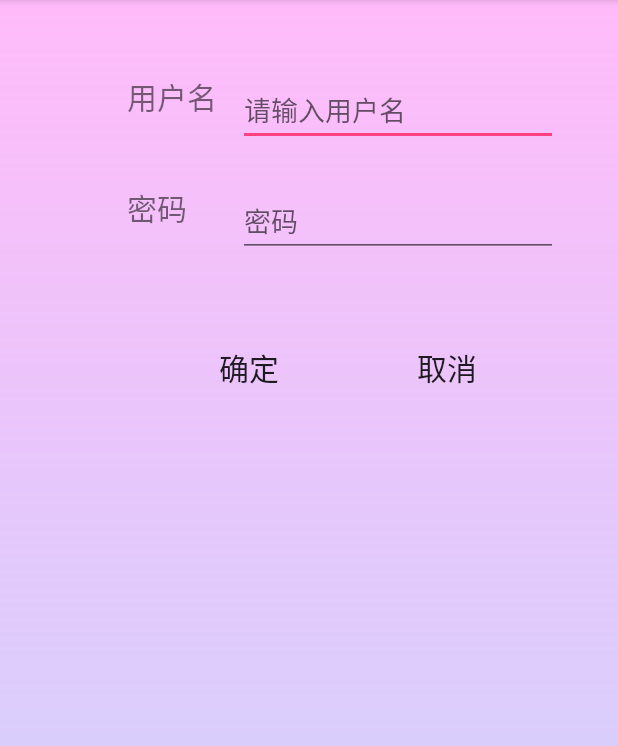
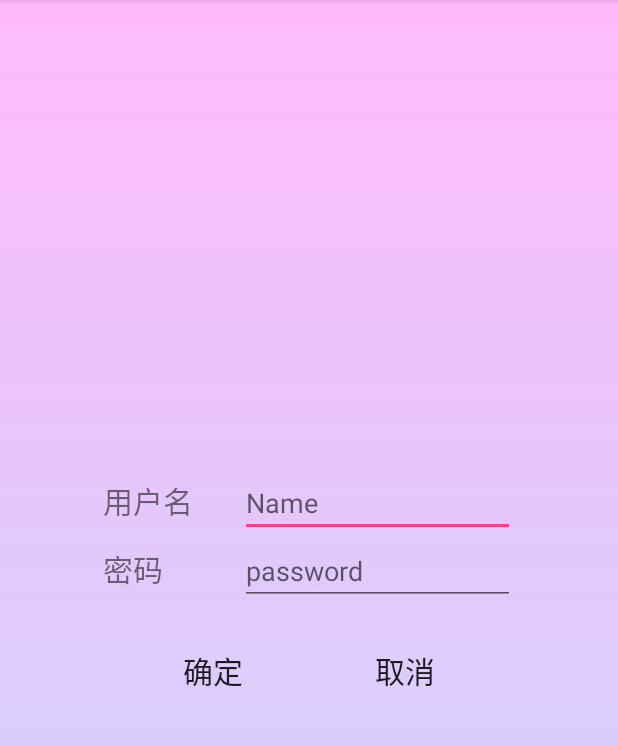
Before and after one commit to liangzihong/ShareYourWrongTitle, an Android app: the SignupActivity screen opened directly, with no data from a screen before it, on a phone screen of 412 x 824 dp, the part 60-806 px from its top. Run offline under Robolectric (Android 15) with nearby library versions, the phone set to English and light mode, and no system bars.

Commit message:
ui_v2_final

```diff
--- a/app/src/main/res/drawable/like_selector.xml
+++ b/app/src/main/res/drawable/like_selector.xml
@@ -1,5 +1,5 @@
 <?xml version="1.0" encoding="utf-8"?>
 <selector xmlns:android="http://schemas.android.com/apk/res/android">
-    <item android:drawable="@drawable/unlike" android:state_pressed="false"/>
-    <item android:drawable="@drawable/like" android:state_pressed="true"/>
+    <item android:drawable="@drawable/unlike" android:state_checked="false"/>
+    <item android:drawable="@drawable/like" android:state_checked="true"/>
 </selector>
--- a/app/src/main/res/drawable/star_selector.xml
+++ b/app/src/main/res/drawable/star_selector.xml
@@ -1,5 +1,5 @@
 <?xml version="1.0" encoding="utf-8"?>
 <selector xmlns:android="http://schemas.android.com/apk/res/android">
-    <item android:drawable="@drawable/unstar" android:state_pressed="false"/>
-    <item android:drawable="@drawable/star" android:state_pressed="true"/>
+    <item android:drawable="@drawable/unstar" android:state_checked="false"/>
+    <item android:drawable="@drawable/star" android:state_checked="true"/>
 </selector>
--- a/app/src/main/res/layout/signup_layout.xml
+++ b/app/src/main/res/layout/signup_layout.xml
@@ -1,84 +1,149 @@
 <?xml version="1.0" encoding="utf-8"?>
-<RelativeLayout xmlns:android="http://schemas.android.com/apk/res/android"
+<LinearLayout xmlns:android="http://schemas.android.com/apk/res/android"
 android:layout_width="match_parent"
 android:layout_height="match_parent"
-    android:background="@drawable/background_color">
+android:background="@drawable/background_color"
+android:orientation="vertical"
+android:gravity="center">
+
+
+<LinearLayout
+    android:layout_width="match_parent"
+    android:layout_height="wrap_content"
+    android:orientation="vertical">
+
+    <LinearLayout
+        android:layout_width="match_parent"
+        android:layout_height="wrap_content"
+        android:gravity="center_horizontal"
+        android:orientation="horizontal">
+
+        <Space
+            android:layout_width="0dp"
+            android:layout_height="match_parent"
+            android:layout_weight="1" />
+
+
+        <LinearLayout
+            android:layout_width="0dp"
+            android:layout_height="match_parent"
+            android:layout_weight="4">
+
+            <TextView
+                android:id="@+id/textView3"
+                android:layout_width="0dp"
+                android:layout_height="wrap_content"
+                android:layout_weight="1"
+                android:text="用户名"
+                android:textSize="20sp" />
 
             <EditText
                 android:id="@+id/signup_inputUser_editText"
-        android:layout_width="wrap_content"
+                android:layout_width="0dp"
                 android:layout_height="wrap_content"
-        android:layout_marginTop="49dp"
-        android:ems="10"
-        android:inputType="textPersonName"
-        android:hint="请输入用户名"
-        android:layout_alignParentTop="true"
-        android:layout_alignParentRight="true"
-        android:layout_alignParentEnd="true"
-        android:layout_marginRight="40dp"
-        android:layout_marginEnd="40dp" />
+                android:layout_weight="2"
+                android:hint="Name"
+                android:inputType="textPersonName" />
 
-    <TextView
-        android:layout_width="wrap_content"
+
+        </LinearLayout>
+
+
+        <Space
+            android:layout_width="0dp"
+            android:layout_height="match_parent"
+            android:layout_weight="1" />
+
+    </LinearLayout>
+
+
+    <LinearLayout
+        android:layout_width="match_parent"
         android:layout_height="wrap_content"
-        android:text="用户名"
-        android:textSize="20sp"
-        android:layout_marginRight="14dp"
-        android:layout_marginEnd="14dp"
-        android:layout_alignTop="@+id/signup_inputUser_editText"
-        android:layout_toLeftOf="@+id/signup_inputUser_editText"
-        android:layout_toStartOf="@+id/signup_inputUser_editText"
-        android:id="@+id/textView3" />
+        android:gravity="center"
+        android:orientation="horizontal">
+
+
+        <Space
+            android:layout_width="0dp"
+            android:layout_height="match_parent"
+            android:layout_weight="1" />
+
+
+        <LinearLayout
+            android:layout_width="0dp"
+            android:layout_height="match_parent"
+            android:layout_weight="4">
 
             <TextView
                 android:id="@+id/textView4"
-        android:layout_width="wrap_content"
+                android:layout_width="0dp"
                 android:layout_height="wrap_content"
+                android:layout_weight="1"
                 android:text="密码"
-        android:textSize="20sp"
-        android:layout_marginTop="26dp"
-        android:layout_below="@+id/signup_inputUser_editText"
-        android:layout_alignLeft="@+id/textView3"
-        android:layout_alignStart="@+id/textView3" />
+                android:textSize="20sp" />
+
 
             <EditText
                 android:id="@+id/signup_inputPassword_editText"
-        android:layout_width="wrap_content"
+                android:layout_width="0dp"
                 android:layout_height="wrap_content"
-        android:layout_alignLeft="@+id/signup_inputUser_editText"
-        android:layout_alignStart="@+id/signup_inputUser_editText"
-        android:layout_alignTop="@+id/textView4"
-        android:ems="10"
-        android:hint="密码"
-        android:inputType="textPassword"
-        />
+                android:layout_weight="2"
+                android:hint="password"
+                android:inputType="textPassword" />
+
+
+
+
+        </LinearLayout>
+
+
+
+
+        <Space
+            android:layout_width="0dp"
+            android:layout_height="match_parent"
+            android:layout_weight="1" />
+
+
+    </LinearLayout>
+
+</LinearLayout>
+
+
+<Space
+    android:layout_width="match_parent"
+    android:layout_height="20sp" />
+
+<LinearLayout
+    android:layout_width="match_parent"
+    android:layout_height="wrap_content"
+    android:orientation="horizontal"
+    android:gravity="center_horizontal">
+
 
     <Button
         android:id="@+id/signup_ensure_button"
         android:layout_width="wrap_content"
         android:layout_height="wrap_content"
-        android:layout_alignLeft="@+id/textView4"
-        android:layout_alignStart="@+id/textView4"
-        android:layout_below="@+id/signup_inputPassword_editText"
-        android:layout_marginLeft="37dp"
-        android:layout_marginStart="37dp"
-        android:layout_marginTop="50dp"
+        android:text="确定"
         android:textSize="20sp"
-        android:text="确定"
-        android:background="@android:color/transparent"/>
+        android:background="@android:color/transparent" />
+
+    <Space
+        android:layout_width="40dp"
+        android:layout_height="match_parent" />
 
     <Button
         android:id="@+id/signup_cancel_button"
         android:layout_width="wrap_content"
         android:layout_height="wrap_content"
-        android:layout_alignEnd="@+id/signup_inputPassword_editText"
-        android:layout_alignRight="@+id/signup_inputPassword_editText"
-        android:layout_alignTop="@+id/signup_ensure_button"
-        android:layout_marginEnd="30dp"
-        android:layout_marginRight="30dp"
-        android:textSize="20sp"
+        android:background="@android:color/transparent"
         android:text="取消"
-        android:background="@android:color/transparent" />
+        android:textSize="20sp" />
 
 
-</RelativeLayout>
+</LinearLayout>
+
+
+</LinearLayout>
--- a/app/src/main/res/layout/used_by_fragment1_layout.xml
+++ b/app/src/main/res/layout/used_by_fragment1_layout.xml
@@ -80,8 +80,9 @@
                 android:layout_height="30dp"
                 android:orientation="horizontal">
 
-                <Button
+                <CheckBox
                     android:id="@+id/fragment1_collect"
+                    android:button="@null"
                     android:layout_width="24dp"
                     android:layout_height="match_parent"
                     android:background="@android:color/transparent"
@@ -90,8 +91,9 @@
                     android:layout_width="20dp"
                     android:layout_height="match_parent" />
 
-                <Button
+                <CheckBox
                     android:id="@+id/fragment1_love"
+                    android:button="@null"
                     android:layout_width="24dp"
                     android:layout_height="match_parent"
                     android:background="@android:color/transparent"
```
Also changed, not shown: app/src/main/res/layout/login_layout.xml (+116 -49 lines), app/src/main/res/layout/main_layout.xml (+4 -4 lines), app/src/main/res/layout/view3.xml (+7 -0 lines), app/src/main/res/layout/view4.xml (+15 -12 lines), app/src/main/res/drawable/add_photo.png (added), app/src/main/res/drawable/like.png (added), app/src/main/res/drawable/star.png (added), app/src/main/res/drawable/unlike.png (added), app/src/main/res/drawable/unstar.png (added). Lines whose indentation alone changed are shown as unchanged.
